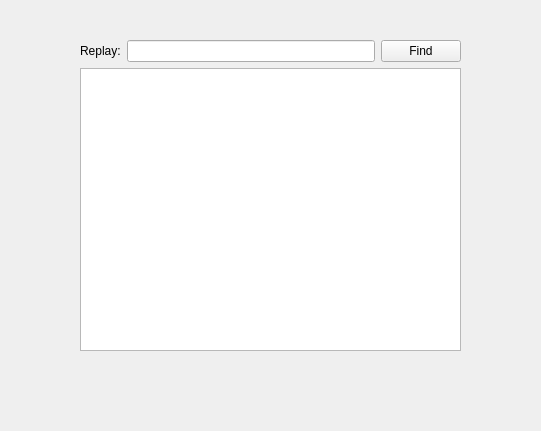
The window that mainwindow.ui (czajkub/ShowRep) describes before a commit, drawn with Qt 5; both pictures show x 0 to 541 and y 0 to 431 of the 1280 by 720 pixel window.
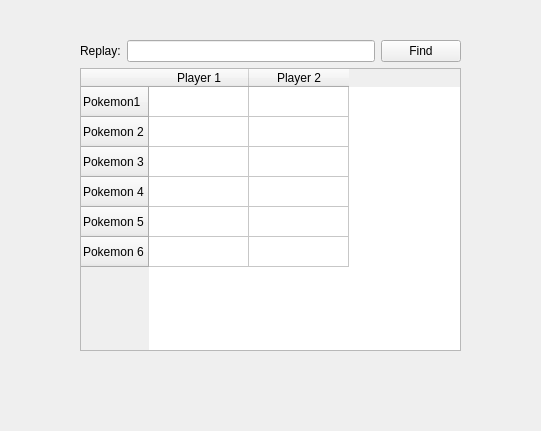
The same window after the commit.

Commit message: not working table output but probably easy fix

The edit to the form file:
```diff
--- a/mainwindow.ui
+++ b/mainwindow.ui
@@ -17,7 +17,7 @@
    <bool>false</bool>
   </property>
   <widget class="QWidget" name="centralwidget">
-   <widget class="QWidget" name="">
+   <widget class="QWidget" name="layoutWidget">
     <property name="geometry">
      <rect>
       <x>80</x>
@@ -49,7 +49,48 @@
       </layout>
      </item>
      <item>
-      <widget class="QTextEdit" name="textEdit"/>
+      <widget class="QTableWidget" name="pokemonTable">
+       <row>
+        <property name="text">
+         <string>Pokemon1</string>
+        </property>
+       </row>
+       <row>
+        <property name="text">
+         <string>Pokemon 2</string>
+        </property>
+       </row>
+       <row>
+        <property name="text">
+         <string>Pokemon 3</string>
+        </property>
+       </row>
+       <row>
+        <property name="text">
+         <string>Pokemon 4</string>
+        </property>
+       </row>
+       <row>
+        <property name="text">
+         <string>Pokemon 5</string>
+        </property>
+       </row>
+       <row>
+        <property name="text">
+         <string>Pokemon 6</string>
+        </property>
+       </row>
+       <column>
+        <property name="text">
+         <string>Player 1</string>
+        </property>
+       </column>
+       <column>
+        <property name="text">
+         <string>Player 2</string>
+        </property>
+       </column>
+      </widget>
      </item>
     </layout>
    </widget>
```
The commit also changes 3 other files.
